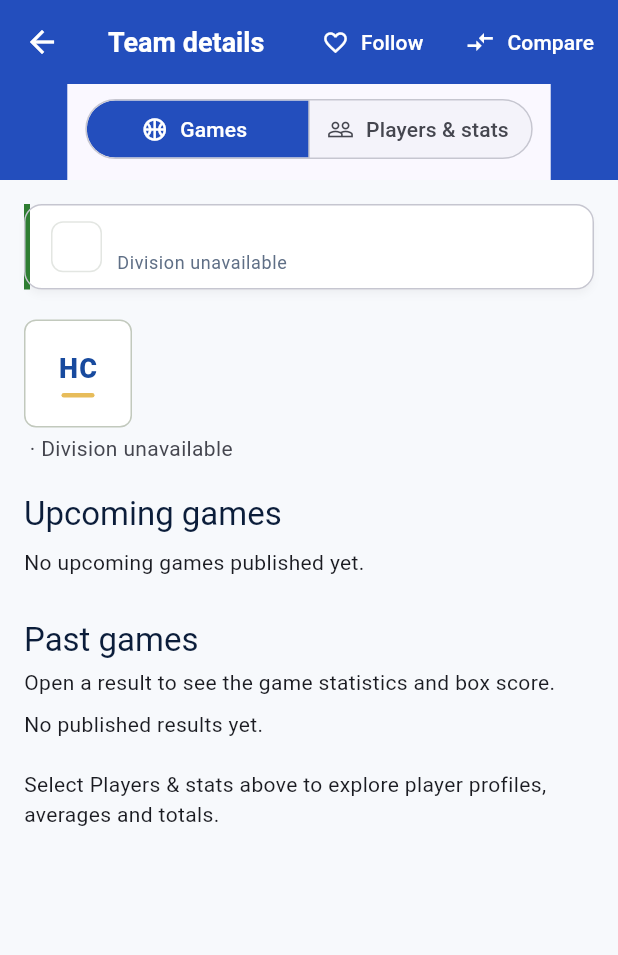
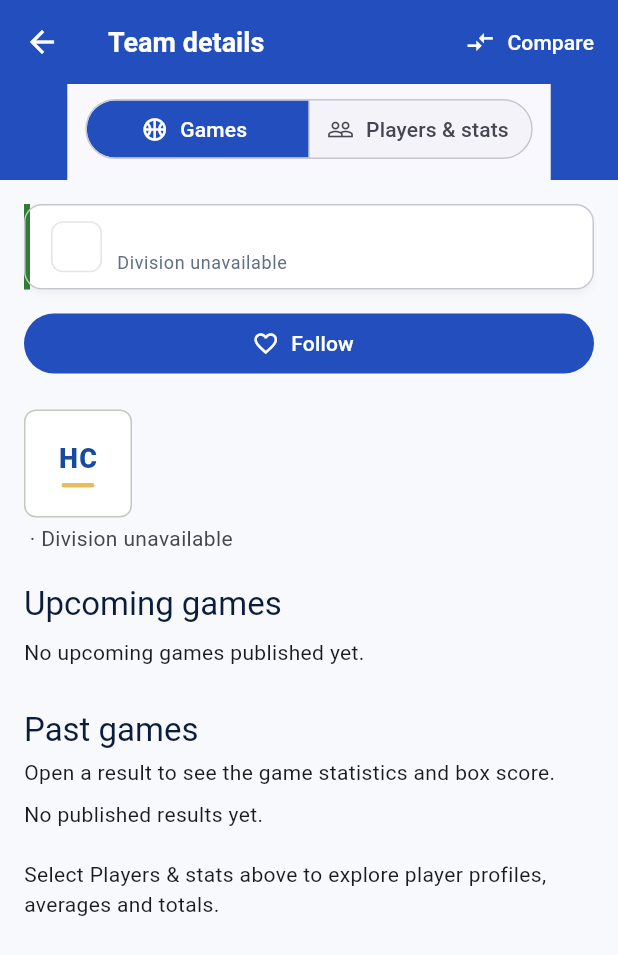
Before and after one commit to kaliartistry/hoopsconnect-site, a Flutter app: the PublicTeamDetailScreen screen opened directly with empty values, on a phone screen of 412 x 824 dp. Shown: the top 955 px of the screen. Run offline on Flutter 3.47's test engine with Material 3 defaults, Android fonts, the phone set to English and light mode, and no system bars; drawn by our look-alikes of cached_network_image; our stand-ins replace cloud_firestore, cloud_functions, connectivity_plus, firebase_auth, firebase_core, firebase_crashlytics and 13 more; missing offline and left inert: dart:html, file_selector, firebase_app_check, gal, idb_shim; accounts and stored records are empty; network calls fail.

Commit message:
Keep follow controls usable on narrow phones with large text

```diff
--- a/lib/features/public/public_team_detail_screen.dart
+++ b/lib/features/public/public_team_detail_screen.dart
@@ -157,6 +157,33 @@ class _PublicTeamDetailScreenState
         actions: [
           TextButton.icon(
             style: TextButton.styleFrom(foregroundColor: Colors.white),
+            icon: const Icon(Icons.compare_arrows, size: 20),
+            label: const Text('Compare'),
+            onPressed: () => context.push(
+              '/public/compare?team=${Uri.encodeComponent(detail.team.teamId)}',
+            ),
+          ),
+          if (snapshot.canCreatePublishedArtifacts && detail.standing != null)
+            IconButton(
+              onPressed: () => _share(context, ref, league),
+              tooltip: 'Share team snapshot',
+              icon: const Icon(Icons.ios_share_outlined),
+            ),
+        ],
+      ),
+      body: Theme(
+        data: publicSportsTheme(context),
+        child: ListView(
+          key: ValueKey(_gamesView ? 'team-games' : 'team-statistics'),
+          padding: const EdgeInsets.all(AppSizes.paddingMd),
+          children: [
+            PublicBrandContext(
+              snapshot: snapshot,
+              league: league,
+              divisionName: snapshot.divisionName(detail.team.divisionId),
+            ),
+            const SizedBox(height: 12),
+            FilledButton.icon(
               key: const Key('follow-team-button'),
               onPressed: _saving || (viaLeague && !isFollowing)
                   ? null
@@ -209,33 +236,6 @@ class _PublicTeamDetailScreenState
                     ? 'Via league'
                     : 'Follow',
               ),
-          ),
-          TextButton.icon(
-            style: TextButton.styleFrom(foregroundColor: Colors.white),
-            icon: const Icon(Icons.compare_arrows, size: 20),
-            label: const Text('Compare'),
-            onPressed: () => context.push(
-              '/public/compare?team=${Uri.encodeComponent(detail.team.teamId)}',
-            ),
-          ),
-          if (snapshot.canCreatePublishedArtifacts && detail.standing != null)
-            IconButton(
-              onPressed: () => _share(context, ref, league),
-              tooltip: 'Share team snapshot',
-              icon: const Icon(Icons.ios_share_outlined),
-            ),
-        ],
-      ),
-      body: Theme(
-        data: publicSportsTheme(context),
-        child: ListView(
-          key: ValueKey(_gamesView ? 'team-games' : 'team-statistics'),
-          padding: const EdgeInsets.all(AppSizes.paddingMd),
-          children: [
-            PublicBrandContext(
-              snapshot: snapshot,
-              league: league,
-              divisionName: snapshot.divisionName(detail.team.divisionId),
             ),
             const SizedBox(height: 20),
             Row(
```
Also changed, not shown: lib/features/public/public_player_detail_screen.dart (+50 -43 lines), 2 other files. Lines whose indentation alone changed are shown as unchanged.
